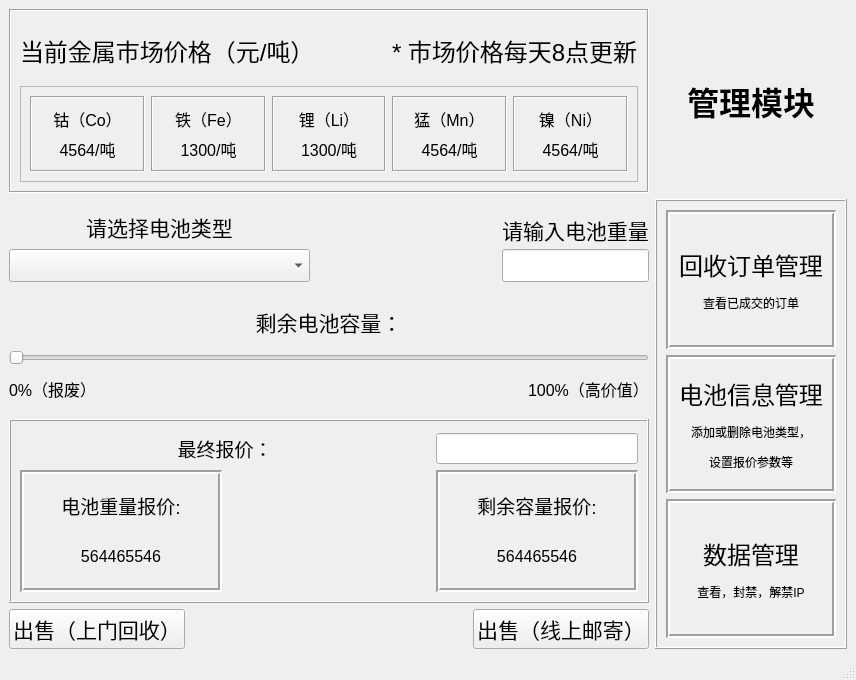
This is mainwindow.ui in RipplesDance/WasteMetalRecoverySystem as Qt 5 draws it before an edit. The edited form follows.
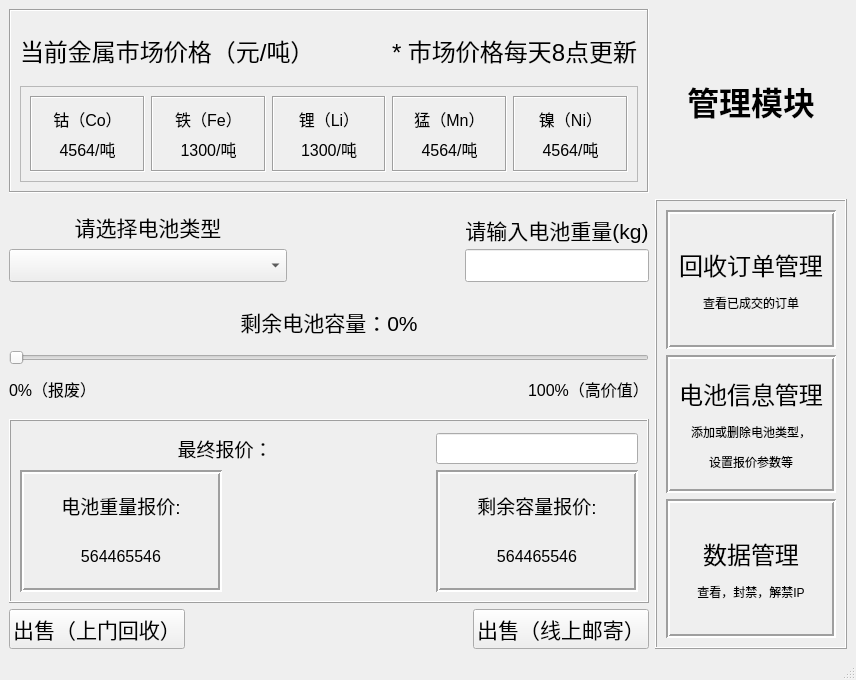
This is the edited form.

Commit message: add basic function

```diff
--- a/mainwindow.ui
+++ b/mainwindow.ui
@@ -355,7 +355,7 @@
              </font>
             </property>
             <property name="text">
-             <string>剩余电池容量：</string>
+             <string>剩余电池容量：0%</string>
             </property>
             <property name="alignment">
              <set>Qt::AlignCenter</set>
@@ -462,7 +462,7 @@
              </font>
             </property>
             <property name="text">
-             <string>请输入电池重量</string>
+             <string>请输入电池重量(kg)</string>
             </property>
             <property name="alignment">
              <set>Qt::AlignCenter</set>
```
The commit also changes 2 other files.
